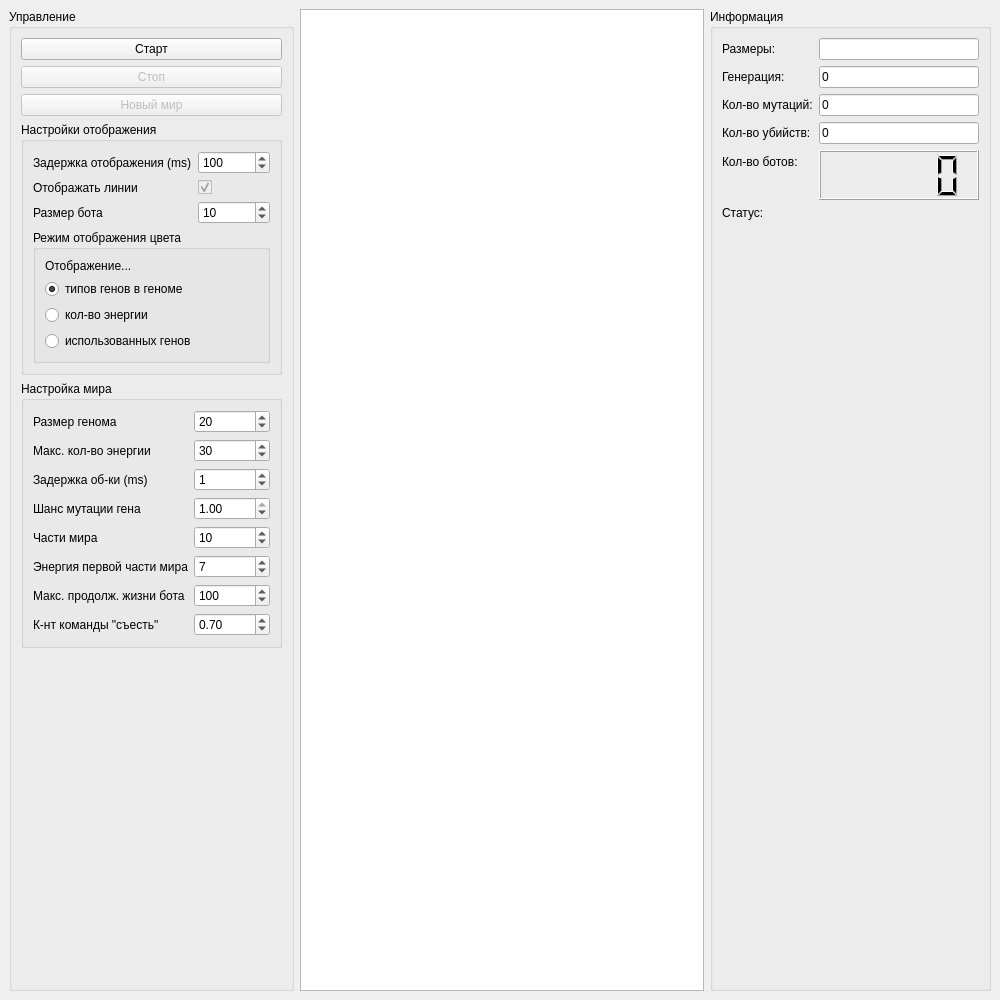
TomasGlgg/QGenetic, file mainwindow.ui: the form before one commit.
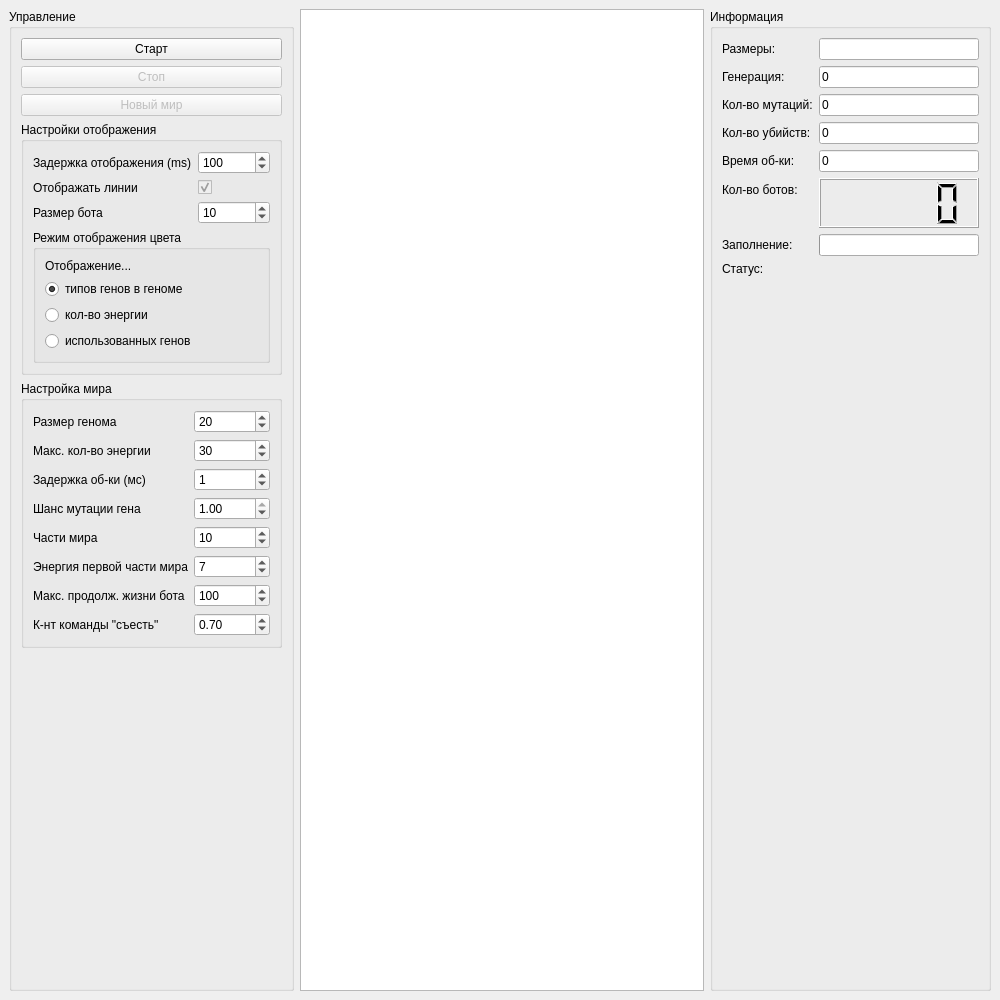
The form after the commit. Custom widgets are drawn as their Qt base class.

Commit message: added processing time

The edit to the form file:
```diff
--- a/mainwindow.ui
+++ b/mainwindow.ui
@@ -245,7 +245,7 @@
           <item row="2" column="0">
            <widget class="QLabel" name="label_7">
             <property name="text">
-             <string>Задержка об-ки (ms)</string>
+             <string>Задержка об-ки (мс)</string>
             </property>
            </widget>
           </item>
@@ -496,13 +496,27 @@
         </widget>
        </item>
        <item row="4" column="0">
+        <widget class="QLabel" name="label_20">
+         <property name="text">
+          <string>Время об-ки:</string>
+         </property>
+        </widget>
+       </item>
+       <item row="4" column="1">
+        <widget class="QLineEdit" name="processing_time">
+         <property name="text">
+          <string>0</string>
+         </property>
+        </widget>
+       </item>
+       <item row="5" column="0">
         <widget class="QLabel" name="label_5">
          <property name="text">
           <string>Кол-во ботов:</string>
          </property>
         </widget>
        </item>
-       <item row="4" column="1">
+       <item row="5" column="1">
         <widget class="QLCDNumber" name="bot_count">
          <property name="minimumSize">
           <size>
@@ -515,14 +529,31 @@
          </property>
         </widget>
        </item>
-       <item row="5" column="0">
+       <item row="6" column="0">
+        <widget class="QLabel" name="label_19">
+         <property name="text">
+          <string>Заполнение:</string>
+         </property>
+        </widget>
+       </item>
+       <item row="6" column="1">
+        <widget class="QProgressBar" name="bot_completion">
+         <property name="value">
+          <number>0</number>
+         </property>
+         <property name="format">
+          <string/>
+         </property>
+        </widget>
+       </item>
+       <item row="7" column="0">
         <widget class="QLabel" name="label_10">
          <property name="text">
           <string>Статус:</string>
          </property>
         </widget>
        </item>
-       <item row="5" column="1">
+       <item row="7" column="1">
         <widget class="KLed" name="status_led">
          <property name="toolTip">
           <string>&lt;html&gt;&lt;head/&gt;&lt;body&gt;&lt;p&gt;&lt;span style=&quot; color:#00ff00;&quot;&gt;Зеленый&lt;/span&gt; цвет - мир работает&lt;/p&gt;&lt;p&gt;&lt;span style=&quot; color:#ff8000;&quot;&gt;Оранжевый&lt;/span&gt; цвет - мир остановлен&lt;/p&gt;&lt;p&gt;&lt;span style=&quot; color:#ff0000;&quot;&gt;Красный&lt;/span&gt; цвет - все боты погибли&lt;/p&gt;&lt;/body&gt;&lt;/html&gt;</string>
```
Left out of the diff: 50 changed lines with no effect on the pictures. The commit also changes 4 other files.
